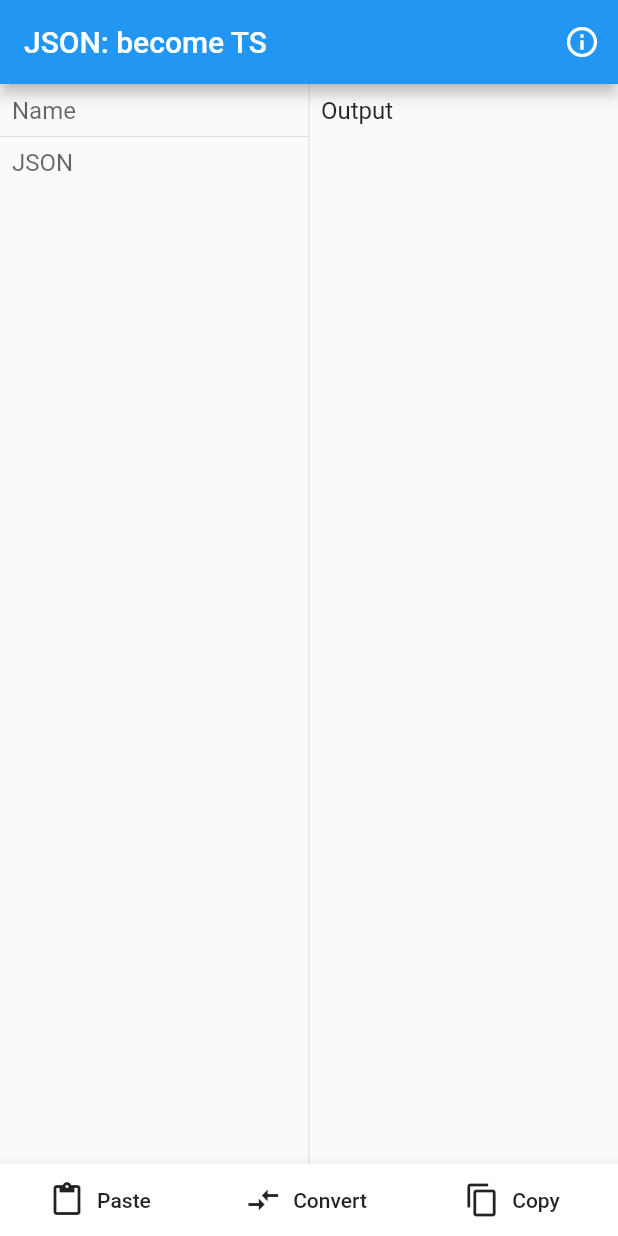
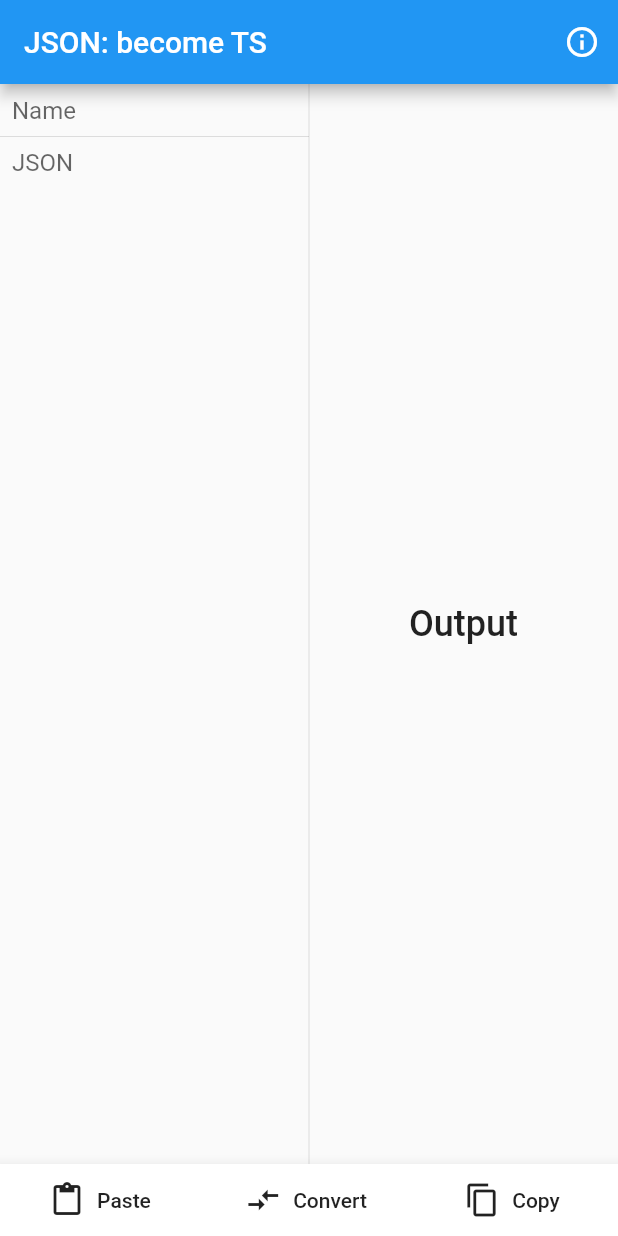
Before and after one commit to HenryQuan/json-become-ts, a Flutter app: the screen it shows after launch, on a phone screen of 412 x 824 dp. Run offline on Flutter 3.47's test engine with Material 2 defaults, Android fonts, the phone set to English and light mode, and no system bars.

Commit message:
fixed styling issue

```diff
--- a/GUI/lib/ui/page/HomePage.dart
+++ b/GUI/lib/ui/page/HomePage.dart
@@ -62,15 +62,7 @@ class _HomePageState extends State<HomePage> {
                 ),
                 VerticalDivider(width: dividerLength),
                 Expanded(
-                  child: ListView(
-                    padding: EdgeInsets.all(8),
-                    children: <Widget>[
-                      SelectableText(
-                        output ?? 'Output',
-                        style: TextStyle(fontSize: 16),
-                      )
-                    ],
-                  ),
+                  child: buildRightPanel(),
                 ),
               ],
             ),
@@ -78,6 +70,32 @@ class _HomePageState extends State<HomePage> {
         ],
       ),
     );
+  }
+
+  Widget buildRightPanel() {
+    if (this.output == null) {
+      // Match textfield style
+      return Center(
+        child: Text(
+          'Output',
+          style: TextStyle(fontSize: 24, fontWeight: FontWeight.w500),
+        ),
+      );
+    } else {
+      final outputList = this.output.split('\n');
+      return Scrollbar(
+        child: ListView.builder(
+          itemCount: outputList.length,
+          padding: EdgeInsets.all(9),
+          itemBuilder: (context, index) {
+            return Text(
+              outputList[index],
+              style: TextStyle(fontSize: 16),
+            );
+          },
+        ),
+      );
+    }
   }
 
   /// This `Row` contains three `FlatButton` with `icons`
@@ -96,6 +114,11 @@ class _HomePageState extends State<HomePage> {
                   controller.text = value.text;
                   // NOTE: Update input as well here so that it won't be null because text field wasn't changed
                   this.input = value.text;
+                });
+
+                // Clear up outputs
+                setState(() {
+                  this.output = null;
                 });
               },
             ),
@@ -185,6 +208,7 @@ class _HomePageState extends State<HomePage> {
           Expanded(
             child: Container(
               margin: EdgeInsets.all(8),
+              child: Scrollbar(
                 child: TextFormField(
                   validator: (value) {
                     if (value.isEmpty) return '*this field must not be empty';
@@ -194,6 +218,7 @@ class _HomePageState extends State<HomePage> {
                   expands: true,
                   keyboardType: TextInputType.multiline,
                   maxLines: null,
+                  enableInteractiveSelection: true,
                   decoration: InputDecoration.collapsed(
                     hintText: 'JSON',
                   ),
@@ -203,6 +228,7 @@ class _HomePageState extends State<HomePage> {
                 ),
               ),
             ),
+          ),
         ],
       ),
     );
```
Lines whose indentation alone changed are shown as unchanged.
